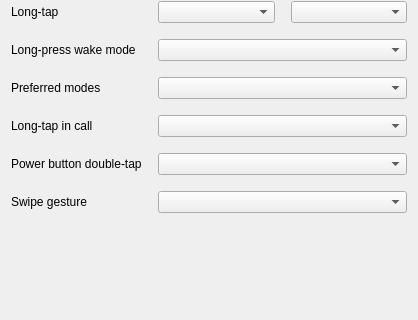
First picture: the form in openfreebuds_qt/designer/module_geatures.ui, repository melianmiko/OpenFreebuds, before the edit; both pictures show x 0 to 418 and y 212 to 532 of the 418 by 532 pixel window.
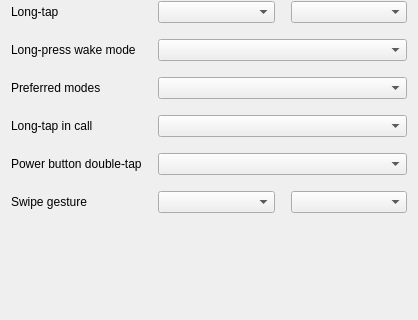
Second picture: the form after the edit.

The edit to the form file:
```diff
--- a/openfreebuds_qt/designer/module_geatures.ui
+++ b/openfreebuds_qt/designer/module_geatures.ui
@@ -138,9 +138,12 @@
      </property>
     </widget>
    </item>
-   <item row="10" column="1" colspan="2">
+   <item row="10" column="1">
     <widget class="QComboBox" name="swipe_left"/>
    </item>
+   <item row="10" column="2">
+    <widget class="QComboBox" name="swipe_right"/>
+   </item>
    <item row="5" column="2">
     <widget class="QComboBox" name="long_right"/>
    </item>
```
Left out of the diff: 1 changed line with no effect on the pictures.
